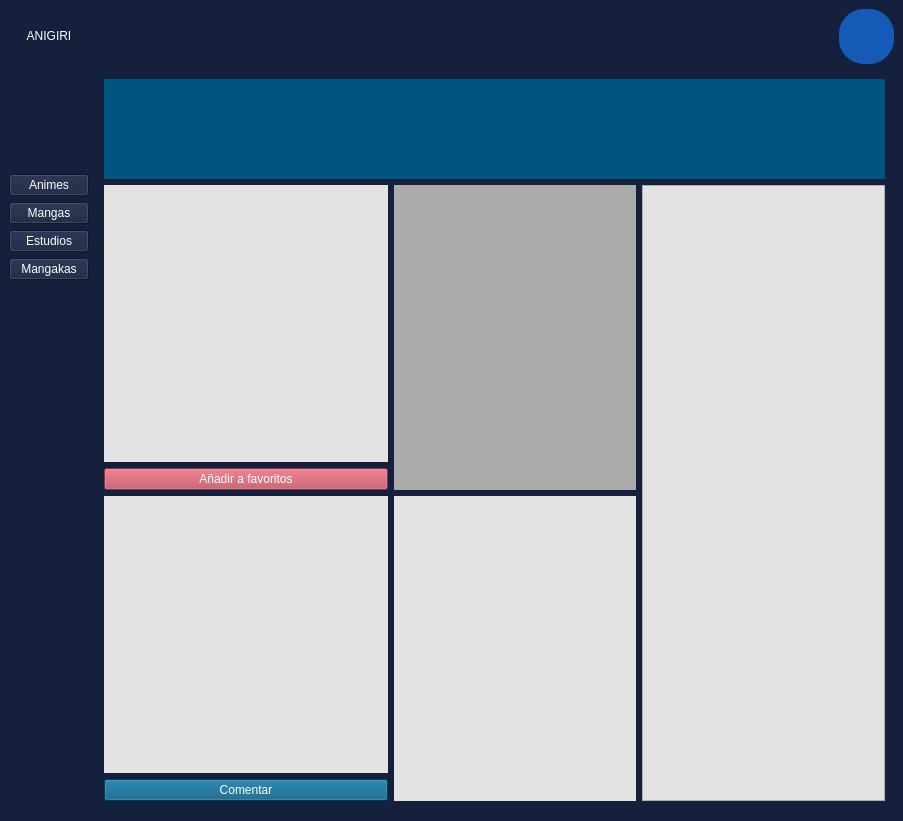
The window that Ui/contentPage.ui (rmungar/PersistenciaDIN) describes before a commit, drawn with Qt 5.
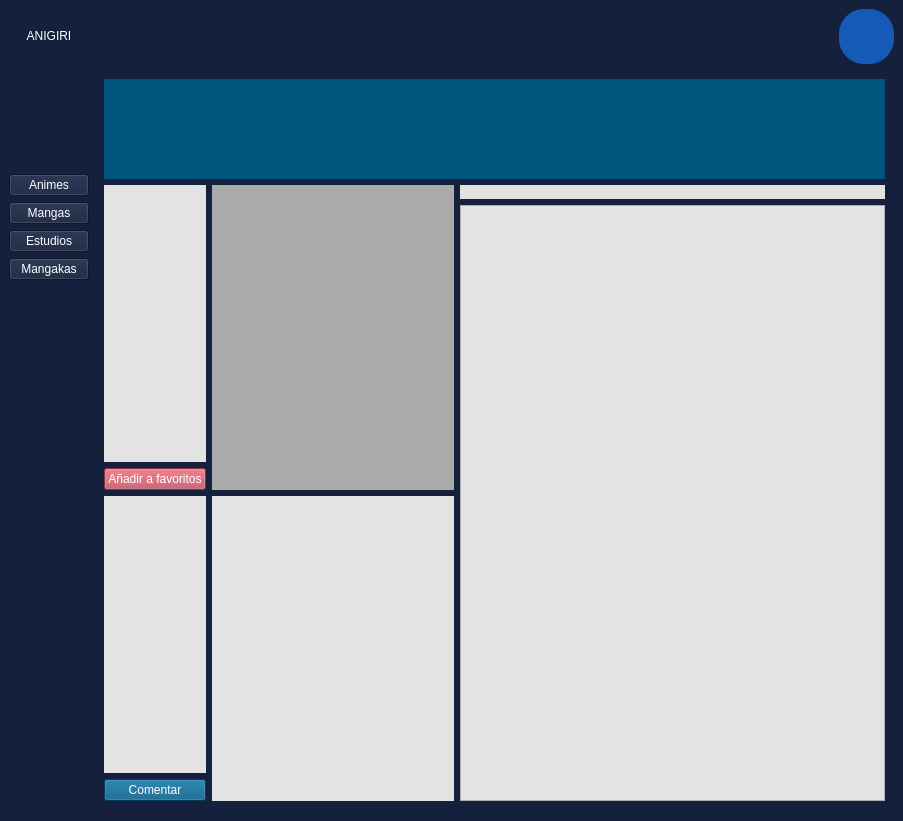
The same window after the commit. Icons and pictures are not drawn.

Patch:
```diff
--- a/Ui/contentPage.ui
+++ b/Ui/contentPage.ui
@@ -280,25 +280,29 @@
           </widget>
          </item>
          <item row="1" column="2" rowspan="2">
-          <widget class="QListWidget" name="ranking">
-           <property name="minimumSize">
-            <size>
-             <width>243</width>
-             <height>616</height>
-            </size>
-           </property>
-           <property name="maximumSize">
-            <size>
-             <width>243</width>
-             <height>616</height>
-            </size>
-           </property>
-           <property name="styleSheet">
-            <string notr="true">background-color:rgb(227, 227, 227);
+          <layout class="QGridLayout" name="gridLayout_6">
+           <item row="0" column="0">
+            <widget class="QLabel" name="rankingList">
+             <property name="styleSheet">
+              <string notr="true">background-color:rgb(227, 227, 227);
 color: rgb(0, 0, 0);
 font: 14pt &quot;Segoe UI Symbol&quot;;</string>
-           </property>
-          </widget>
+             </property>
+             <property name="text">
+              <string/>
+             </property>
+            </widget>
+           </item>
+           <item row="1" column="0">
+            <widget class="QListWidget" name="ranking">
+             <property name="styleSheet">
+              <string notr="true">background-color:rgb(227, 227, 227);
+color: rgb(0, 0, 0);
+font: 14pt &quot;Segoe UI Symbol&quot;;</string>
+             </property>
+            </widget>
+           </item>
+          </layout>
          </item>
         </layout>
        </widget>
```
Left out of the diff: 152 changed lines with no effect on the pictures.
